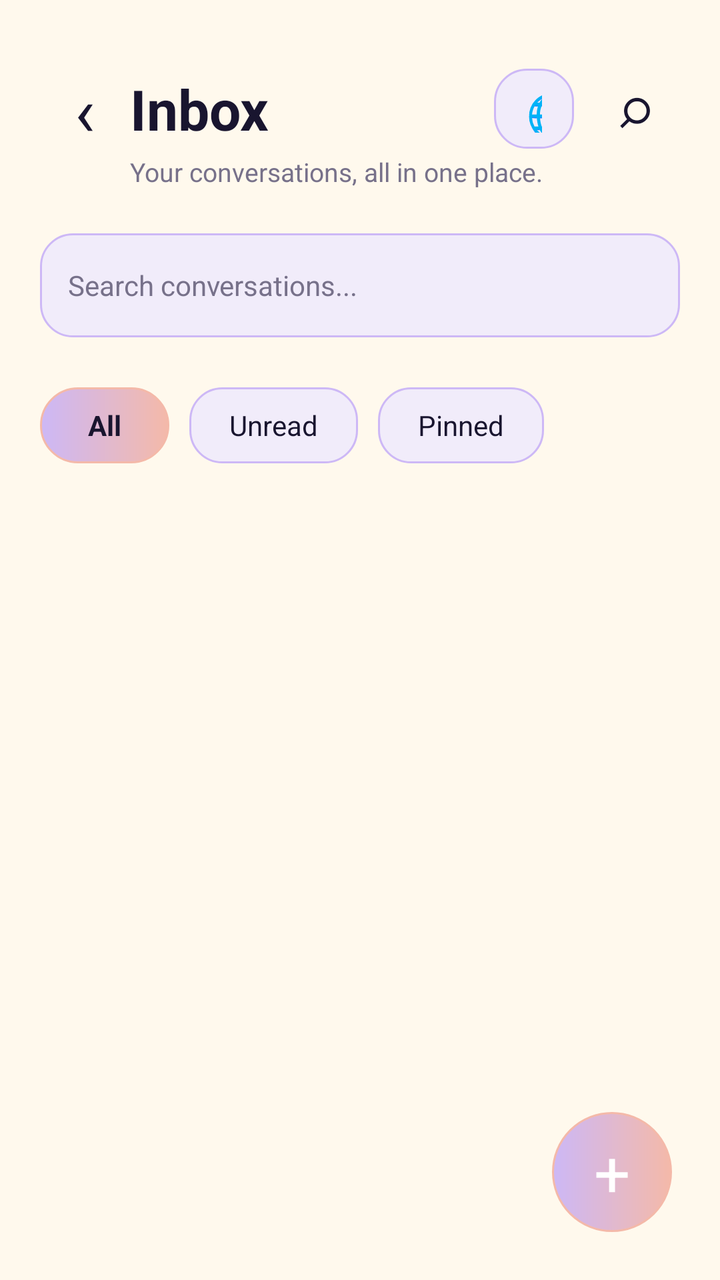
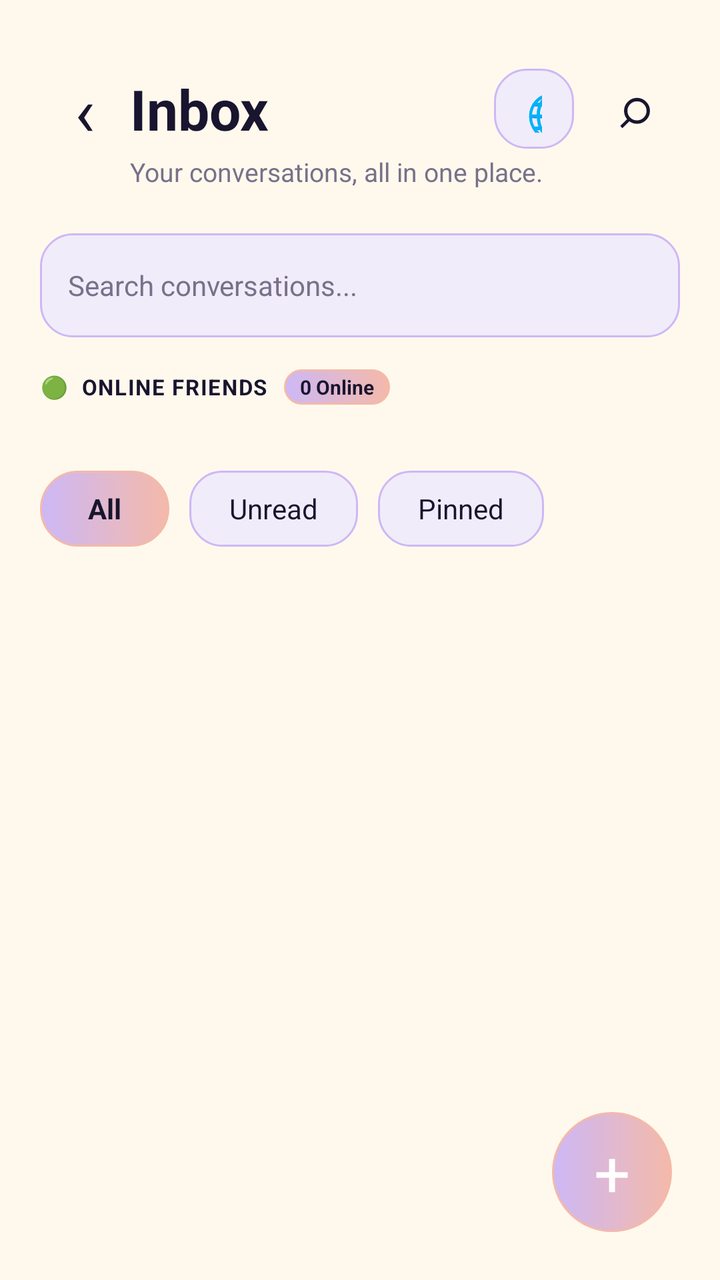

An Android layout rendered at two revisions. The XML below is the earlier revision; the diff shows what the commit changed to produce the second picture.
<!-- AndroidManifest.xml: application theme Theme.LumaChat -->
<!-- res/layout/activity_inbox.xml -->
<?xml version="1.0" encoding="utf-8"?>
<FrameLayout
    xmlns:android="http://schemas.android.com/apk/res/android"
    android:layout_width="match_parent"
    android:layout_height="match_parent"
    android:background="@color/background">

    <LinearLayout
        android:layout_width="match_parent"
        android:layout_height="match_parent"
        android:orientation="vertical"
        android:padding="20dp">

        
        <LinearLayout
            android:layout_width="match_parent"
            android:layout_height="wrap_content"
            android:gravity="center_vertical"
            android:orientation="horizontal"
            android:layout_marginTop="12dp">

            <TextView
                android:id="@+id/btnBack"
                android:layout_width="45dp"
                android:layout_height="45dp"
                android:text="‹"
                android:textSize="34sp"
                android:gravity="center"
                android:textColor="@color/midnight_navy"/>

            <TextView
                android:layout_width="0dp"
                android:layout_height="wrap_content"
                android:layout_weight="1"
                android:text="Inbox"
                android:textSize="28sp"
                android:textStyle="bold"
                android:textColor="@color/midnight_navy"/>

            <TextView
                android:id="@+id/btnP2PInbox"
                android:layout_width="40dp"
                android:layout_height="40dp"
                android:text="🌐"
                android:textSize="22sp"
                android:gravity="center"
                android:textColor="@color/midnight_navy"
                android:background="@drawable/input_field"
                android:clickable="true"
                android:focusable="true"
                android:layout_marginEnd="8dp"/>

            <TextView
                android:layout_width="45dp"
                android:layout_height="45dp"
                android:text="⌕"
                android:textSize="28sp"
                android:gravity="center"
                android:textColor="@color/midnight_navy"/>

        </LinearLayout>

        
        <TextView
            android:layout_width="wrap_content"
            android:layout_height="wrap_content"
            android:text="Your conversations, all in one place."
            android:textSize="13sp"
            android:textColor="@color/text_secondary"
            android:layout_marginStart="45dp"
            android:layout_marginBottom="22dp"/>

        
        <EditText
            android:id="@+id/etInboxSearch"
            android:layout_width="match_parent"
            android:layout_height="52dp"
            android:hint="Search conversations..."
            android:padding="14dp"
            android:singleLine="true"
            android:textSize="14sp"
            android:textColor="@color/text_primary"
            android:textColorHint="@color/text_secondary"
            android:background="@drawable/input_field"/>

        
        <LinearLayout
            android:layout_width="match_parent"
            android:layout_height="48dp"
            android:orientation="horizontal"
            android:gravity="center_vertical"
            android:layout_marginTop="20dp"
            android:layout_marginBottom="16dp">

            <TextView
                android:id="@+id/tabAll"
                android:layout_width="wrap_content"
                android:layout_height="38dp"
                android:paddingHorizontal="24dp"
                android:gravity="center"
                android:text="All"
                android:textColor="@color/midnight_navy"
                android:textStyle="bold"
                android:background="@drawable/button_background"/>

            <TextView
                android:id="@+id/tabUnread"
                android:layout_width="wrap_content"
                android:layout_height="38dp"
                android:paddingHorizontal="20dp"
                android:gravity="center"
                android:text="Unread"
                android:textColor="@color/midnight_navy"
                android:layout_marginStart="10dp"
                android:background="@drawable/input_field"/>

            <TextView
                android:id="@+id/tabPinned"
                android:layout_width="wrap_content"
                android:layout_height="38dp"
                android:paddingHorizontal="20dp"
                android:gravity="center"
                android:text="Pinned"
                android:textColor="@color/midnight_navy"
                android:layout_marginStart="10dp"
                android:background="@drawable/input_field"/>

        </LinearLayout>

        
        <TextView
            android:id="@+id/tvEmptyInbox"
            android:layout_width="match_parent"
            android:layout_height="wrap_content"
            android:gravity="center"
            android:padding="32dp"
            android:text="No conversations found.\nTap '+' to start a new chat!"
            android:textColor="@color/text_secondary"
            android:textSize="14sp"
            android:visibility="gone" />

        
        <ScrollView
            android:layout_width="match_parent"
            android:layout_height="0dp"
            android:layout_weight="1">

            <LinearLayout
                android:id="@+id/conversationListContainer"
                android:layout_width="match_parent"
                android:layout_height="wrap_content"
                android:orientation="vertical" />
        </ScrollView>

    </LinearLayout>

    
    <TextView
        android:id="@+id/btnNewChat"
        android:layout_width="60dp"
        android:layout_height="60dp"
        android:layout_gravity="bottom|end"
        android:layout_margin="24dp"
        android:gravity="center"
        android:text="+"
        android:textSize="32sp"
        android:textColor="@color/card_white"
        android:background="@drawable/button_background"/>

</FrameLayout>
<!-- resources referenced by this layout -->
<resources>
  <color name="background">#FFF9ED</color>
  <color name="card_white">#FFFFFF</color>
  <color name="midnight_navy">#19152F</color>
  <color name="text_primary">#19152F</color>
  <color name="text_secondary">#77718A</color>
  <!-- drawable button_background (drawable) -->
  <?xml version="1.0" encoding="utf-8"?>
  <shape xmlns:android="http://schemas.android.com/apk/res/android"
      android:shape="rectangle">
  
      <gradient
          android:startColor="@color/lavender"
          android:endColor="@color/soft_peach"
          android:angle="0" />
  
      <corners android:radius="30dp" />
  
      <stroke
          android:width="1dp"
          android:color="@color/soft_peach" />
  
  </shape>
  <!-- drawable input_field (drawable) -->
  <?xml version="1.0" encoding="utf-8"?>
  <shape xmlns:android="http://schemas.android.com/apk/res/android"
      android:shape="rectangle">
  
      <solid android:color="@color/input_background" />
  
      <corners android:radius="16dp" />
  
      <stroke
          android:width="1dp"
          android:color="@color/lavender" />
  
      <padding
          android:left="16dp"
          android:right="16dp"
          android:top="8dp"
          android:bottom="8dp" />
  
  </shape>
  <style name="Theme.LumaChat" parent="Base.Theme.LumaChat" />
  <color name="lavender">#CDB8F6</color>
  <color name="soft_peach">#F4B9A9</color>
  <color name="input_background">#F1ECFA</color>
  <style name="Base.Theme.LumaChat" parent="Theme.Material3.DayNight.NoActionBar">
          
          
      </style>
</resources>

<!-- the commit's change to res/layout/activity_inbox.xml (unified diff, before → after) -->
@@ -82,6 +82,58 @@
             android:textColor="@color/text_primary"
             android:textColorHint="@color/text_secondary"
             android:background="@drawable/input_field"/>
+
+        
+        <LinearLayout
+            android:id="@+id/layoutOnlineSection"
+            android:layout_width="match_parent"
+            android:layout_height="wrap_content"
+            android:orientation="vertical"
+            android:layout_marginTop="16dp">
+
+            <LinearLayout
+                android:layout_width="match_parent"
+                android:layout_height="wrap_content"
+                android:orientation="horizontal"
+                android:gravity="center_vertical"
+                android:layout_marginBottom="8dp">
+
+                <TextView
+                    android:layout_width="wrap_content"
+                    android:layout_height="wrap_content"
+                    android:text="🟢  ONLINE FRIENDS"
+                    android:textSize="11sp"
+                    android:textStyle="bold"
+                    android:textColor="@color/midnight_navy"
+                    android:letterSpacing="0.05" />
+
+                <TextView
+                    android:id="@+id/tvOnlineCountBadge"
+                    android:layout_width="wrap_content"
+                    android:layout_height="wrap_content"
+                    android:layout_marginStart="8dp"
+                    android:paddingHorizontal="8dp"
+                    android:paddingVertical="2dp"
+                    android:background="@drawable/button_background"
+                    android:text="0 Online"
+                    android:textSize="10sp"
+                    android:textStyle="bold"
+                    android:textColor="@color/midnight_navy" />
+            </LinearLayout>
+
+            <HorizontalScrollView
+                android:layout_width="match_parent"
+                android:layout_height="wrap_content"
+                android:scrollbars="none">
+
+                <LinearLayout
+                    android:id="@+id/onlineUsersContainer"
+                    android:layout_width="wrap_content"
+                    android:layout_height="wrap_content"
+                    android:orientation="horizontal"
+                    android:gravity="center_vertical" />
+            </HorizontalScrollView>
+        </LinearLayout>
 
         
         <LinearLayout
